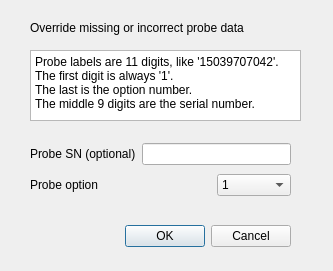
The window that Forms/IMForceDlg.ui (billkarsh/SpikeGLX) describes before a commit, drawn with Qt 5.
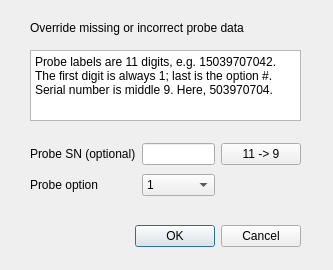
The same window after the commit.

Commit message: Force dialog refinement

```diff
--- a/Forms/IMForceDlg.ui
+++ b/Forms/IMForceDlg.ui
@@ -7,7 +7,7 @@
     <x>0</x>
     <y>0</y>
     <width>333</width>
-    <height>271</height>
+    <height>270</height>
    </rect>
   </property>
   <property name="windowTitle">
@@ -18,7 +18,7 @@
     <rect>
      <x>30</x>
      <y>220</y>
-     <width>261</width>
+     <width>271</width>
      <height>32</height>
     </rect>
    </property>
@@ -47,7 +47,7 @@
     <rect>
      <x>30</x>
      <y>140</y>
-     <width>261</width>
+     <width>271</width>
      <height>61</height>
     </rect>
    </property>
@@ -65,7 +65,7 @@
       </property>
      </widget>
     </item>
-    <item row="0" column="2">
+    <item row="0" column="1">
      <widget class="QLineEdit" name="snLE">
       <property name="text">
        <string/>
@@ -85,22 +85,17 @@
       </property>
      </widget>
     </item>
-    <item row="1" column="2">
-     <layout class="QHBoxLayout" name="horizontalLayout">
-      <item>
-       <spacer name="horizontalSpacer">
-        <property name="orientation">
-         <enum>Qt::Horizontal</enum>
-        </property>
-        <property name="sizeHint" stdset="0">
-         <size>
-          <width>40</width>
-          <height>20</height>
-         </size>
-        </property>
-       </spacer>
-      </item>
-      <item>
+    <item row="0" column="2">
+     <widget class="QPushButton" name="stripBut">
+      <property name="toolTip">
+       <string>Paste an 11-digit label then strip it to middle 9</string>
+      </property>
+      <property name="text">
+       <string>11 -&gt; 9</string>
+      </property>
+     </widget>
+    </item>
+    <item row="1" column="1">
        <widget class="QComboBox" name="optCB">
         <property name="sizePolicy">
          <sizepolicy hsizetype="Expanding" vsizetype="Fixed">
@@ -137,8 +132,6 @@
        </widget>
       </item>
      </layout>
-    </item>
-   </layout>
   </widget>
   <widget class="QPlainTextEdit" name="plainTextEdit">
    <property name="geometry">
@@ -153,10 +146,9 @@
     <bool>true</bool>
    </property>
    <property name="plainText">
-    <string>Probe labels are 11 digits, like '15039707042'.
-The first digit is always '1'.
-The last is the option number.
-The middle 9 digits are the serial number.</string>
+    <string>Probe labels are 11 digits, e.g. 15039707042.
+The first digit is always 1; last is the option #.
+Serial number is middle 9. Here, 503970704.</string>
    </property>
   </widget>
  </widget>
```
Left out of the diff: 6 changed lines with no effect on the pictures. Lines whose indentation alone changed are shown as unchanged. The commit also changes 2 other files.
